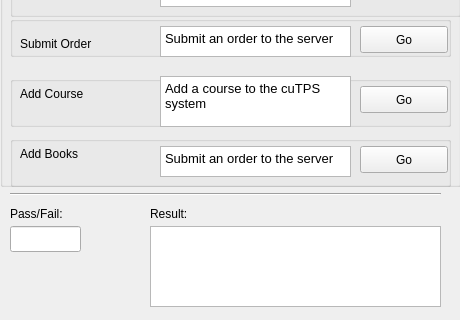
The window that cuTPS-client/Tests.ui (akfarhat/cuTPS) describes before a commit, drawn with Qt 5; both pictures show x 0 to 460 and y 224 to 544 of the 460 by 544 pixel window.
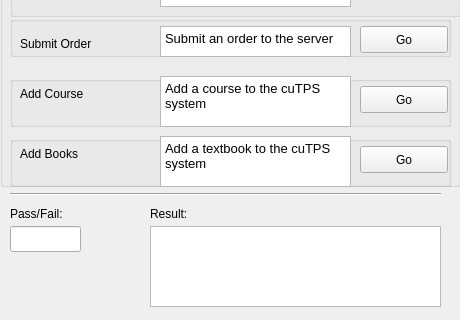
The same window after the commit.

Commit message: Fix build, fix AddCourse description in UI

The edit to the form file:
```diff
--- a/cuTPS-client/Tests.ui
+++ b/cuTPS-client/Tests.ui
@@ -343,9 +343,9 @@
      <property name="geometry">
       <rect>
        <x>150</x>
-       <y>10</y>
+       <y>0</y>
        <width>191</width>
-       <height>31</height>
+       <height>51</height>
       </rect>
      </property>
      <property name="html">
@@ -353,7 +353,7 @@
 &lt;html&gt;&lt;head&gt;&lt;meta name=&quot;qrichtext&quot; content=&quot;1&quot; /&gt;&lt;style type=&quot;text/css&quot;&gt;
 p, li { white-space: pre-wrap; }
 &lt;/style&gt;&lt;/head&gt;&lt;body style=&quot; font-family:'Ubuntu'; font-size:10pt; font-weight:400; font-style:normal;&quot;&gt;
-&lt;p style=&quot; margin-top:0px; margin-bottom:0px; margin-left:0px; margin-right:0px; -qt-block-indent:0; text-indent:0px;&quot;&gt;Submit an order to the server&lt;/p&gt;&lt;/body&gt;&lt;/html&gt;</string>
+&lt;p style=&quot; margin-top:0px; margin-bottom:0px; margin-left:0px; margin-right:0px; -qt-block-indent:0; text-indent:0px;&quot;&gt;Add a textbook to the cuTPS system&lt;/p&gt;&lt;/body&gt;&lt;/html&gt;</string>
      </property>
     </widget>
     <widget class="QPushButton" name="addBookButton">
```
The commit also changes 1 other file.
